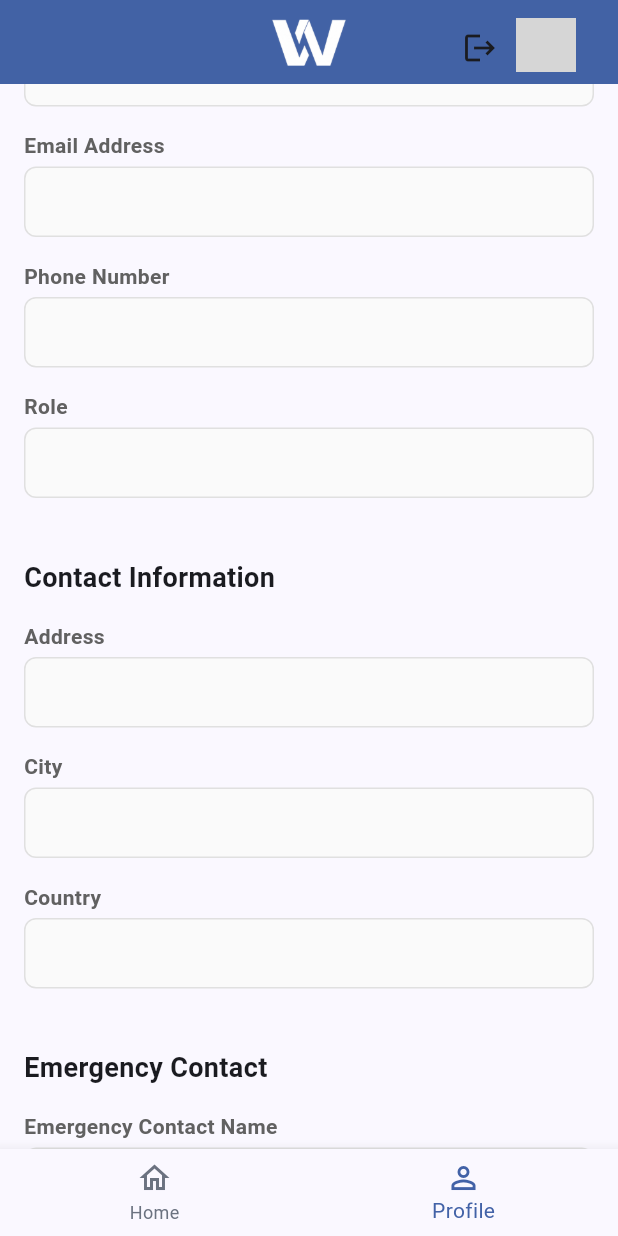
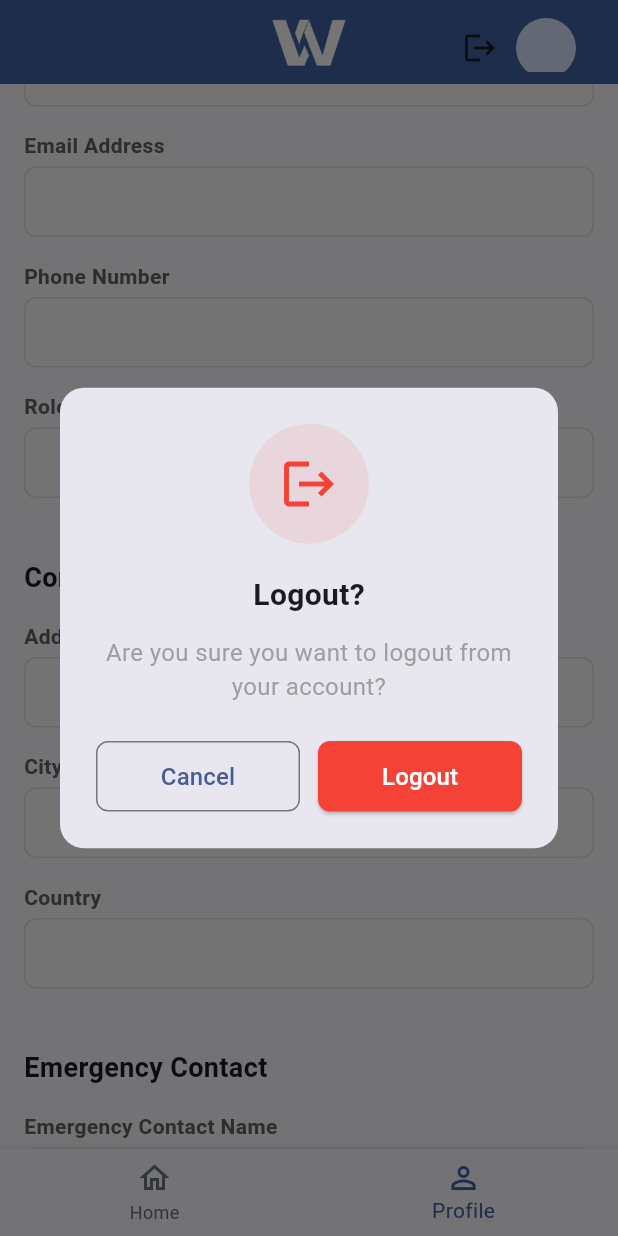
Before and after one commit to ArchipeSesanga/VeriWork-Mobile, a Flutter app: the DashboardScreen screen opened by its route, item 2 of the bottom bar chosen, scrolled down 576 dp, after a tap on the "logout" icon, on a phone screen of 412 x 824 dp. Run offline on Flutter 3.47's test engine with Material 3 defaults, Android fonts, the phone set to English and light mode, and no system bars; our stand-ins replace cloud_firestore, firebase_auth, firebase_core, image_picker, lottie, shared_preferences; missing offline and left inert: dart:html; accounts and stored records are empty; project files that could hold a hidden picture were left out; grey boxes are pictures that could not be loaded.

Commit message:
App Updates(Backend and a bit of frontend)
fixed the Firebase logout functionality to ensure proper session termination and complete sign-out from Firebase Auth.The customappbar fetches profile image from firestore it was applied across all screens.Improved the architecture to follow MVVM. Also added a dialog box that asks the user if he/she is sure they want to logout

```diff
--- a/lib/core/services/firebase_auth_service.dart
+++ b/lib/core/services/firebase_auth_service.dart
@@ -26,7 +26,8 @@ class AuthService {
   // ─────────────────────────────────────────────
   // 🔹 LOGOUT USER
   // ─────────────────────────────────────────────
-  Future<void> logOut() async {
+  // In your AuthService
+  Future<void> logout() async {
     await _firebaseAuth.signOut();
   }
 
--- a/lib/main.dart
+++ b/lib/main.dart
@@ -7,6 +7,7 @@ import 'package:veriwork_mobile/firebase_options.dart';
 import 'package:veriwork_mobile/core/utils/firebase.dart';
 import 'package:veriwork_mobile/viewmodels/auth_viewmodels/forgot_pass_viewmodel.dart';
 import 'package:veriwork_mobile/viewmodels/auth_viewmodels/login_viewmodel.dart';
+import 'package:veriwork_mobile/viewmodels/auth_viewmodels/logout_viewmodel.dart';
 import 'package:veriwork_mobile/viewmodels/dashboard_viewmodel.dart';
 
 void main() async {
@@ -27,12 +28,12 @@ class MyApp extends StatelessWidget {
         ChangeNotifierProvider(create: (_) => LoginViewModel()),
         ChangeNotifierProvider(create: (_) => ForgotPassViewModel()),
         ChangeNotifierProvider(create: (_) => DashboardViewModel()),
+        ChangeNotifierProvider(create: (_) => AuthViewModel()),
       ],
       child: MaterialApp(
         debugShowCheckedModeBanner: false,
         title: 'VeriWork',
         theme: AppTheme.lightTheme,
-
         onGenerateRoute: AppRoutes.routes,
         initialRoute: AppRoutes.onboarding,
         home: const _AuthGate(),
@@ -40,7 +41,6 @@ class MyApp extends StatelessWidget {
     );
   }
 }
-
 
 class _AuthGate extends StatelessWidget {
   const _AuthGate();
@@ -56,13 +56,11 @@ class _AuthGate extends StatelessWidget {
           );
         }
 
-
         if (snapshot.hasData) {
           WidgetsBinding.instance.addPostFrameCallback((_) {
             Navigator.of(context).pushReplacementNamed(AppRoutes.dashboard);
           });
         } else {
-
           WidgetsBinding.instance.addPostFrameCallback((_) {
             Navigator.of(context).pushReplacementNamed(AppRoutes.login);
           });
--- a/lib/viewmodels/auth_viewmodels/login_viewmodel.dart
+++ b/lib/viewmodels/auth_viewmodels/login_viewmodel.dart
@@ -106,7 +106,7 @@ class LoginViewModel extends ChangeNotifier {
     notifyListeners();
 
     try {
-      await _authService.logOut();
+      await _authService.logout();
       // TODO: Navigate back to login screen after logout
     } catch (e) {
       showInSnackBar(
--- a/lib/viewmodels/auth_viewmodels/logout_viewmodel.dart
+++ b/lib/viewmodels/auth_viewmodels/logout_viewmodel.dart
@@ -1,35 +1,138 @@
+import 'package:firebase_auth/firebase_auth.dart';
 import 'package:flutter/material.dart';
-// ignore: depend_on_referenced_packages
 import 'package:shared_preferences/shared_preferences.dart';
-import 'package:veriwork_mobile/views/pages/login_screen.dart';
+import 'package:veriwork_mobile/views/pages/welcome_page.dart';
 
 class AuthViewModel extends ChangeNotifier {
   bool _isLoading = false;
+  final FirebaseAuth _firebaseAuth = FirebaseAuth.instance;
 
   bool get isLoading => _isLoading;
+  Future<void> showLogoutConfirmation(BuildContext context) async {
+    return showDialog<void>(
+      context: context,
+      barrierDismissible: true,
+      builder: (BuildContext context) {
+        return Dialog(
+          shape:
+              RoundedRectangleBorder(borderRadius: BorderRadius.circular(16)),
+          child: Padding(
+            padding: const EdgeInsets.all(24),
+            child: Column(
+              mainAxisSize: MainAxisSize.min,
+              children: [
+                // Icon
+                Container(
+                  width: 80,
+                  height: 80,
+                  decoration: BoxDecoration(
+                    color: Colors.red.withOpacity(0.1),
+                    shape: BoxShape.circle,
+                  ),
+                  child: const Icon(
+                    Icons.logout,
+                    size: 40,
+                    color: Colors.red,
+                  ),
+                ),
+                const SizedBox(height: 20),
+
+                // Title
+                const Text(
+                  'Logout?',
+                  style: TextStyle(
+                    fontSize: 20,
+                    fontWeight: FontWeight.bold,
+                  ),
+                ),
+                const SizedBox(height: 12),
+
+                // Message
+                const Text(
+                  'Are you sure you want to logout from your account?',
+                  textAlign: TextAlign.center,
+                  style: TextStyle(
+                    fontSize: 16,
+                    color: Colors.grey,
+                  ),
+                ),
+                const SizedBox(height: 24),
+
+                // Buttons
+                Row(
+                  children: [
+                    // Cancel Button
+                    Expanded(
+                      child: OutlinedButton(
+                        onPressed: () => Navigator.of(context).pop(),
+                        style: OutlinedButton.styleFrom(
+                          padding: const EdgeInsets.symmetric(vertical: 12),
+                          shape: RoundedRectangleBorder(
+                            borderRadius: BorderRadius.circular(8),
+                          ),
+                        ),
+                        child: const Text(
+                          'Cancel',
+                          style: TextStyle(fontSize: 16),
+                        ),
+                      ),
+                    ),
+                    const SizedBox(width: 12),
+
+                    // Logout Button
+                    Expanded(
+                      child: ElevatedButton(
+                        onPressed: () {
+                          Navigator.of(context).pop();
+                          logoutUser(context);
+                        },
+                        style: ElevatedButton.styleFrom(
+                          backgroundColor: Colors.red,
+                          foregroundColor: Colors.white,
+                          padding: const EdgeInsets.symmetric(vertical: 12),
+                          shape: RoundedRectangleBorder(
+                            borderRadius: BorderRadius.circular(8),
+                          ),
+                        ),
+                        child: const Text(
+                          'Logout',
+                          style: TextStyle(fontSize: 16),
+                        ),
+                      ),
+                    ),
+                  ],
+                ),
+              ],
+            ),
+          ),
+        );
+      },
+    );
+  }
 
   Future<void> logoutUser(BuildContext context) async {
     try {
       _isLoading = true;
       notifyListeners();
 
-      // Clear stored authentication data
+      // 1. FIRST: Sign out from Firebase (most important!)
+      await _firebaseAuth.signOut();
+
+      // 2. THEN: Clear local storage
       final prefs = await SharedPreferences.getInstance();
-      await prefs.clear(); // or use prefs.remove('token') for specific keys
+      await prefs.clear();
 
       _isLoading = false;
       notifyListeners();
 
-      // Check if context is still valid
+      // 3. Navigate to welcome screen
       if (context.mounted) {
-        // Show logout message
         ScaffoldMessenger.of(context).showSnackBar(
           const SnackBar(content: Text('Logged out successfully')),
         );
 
-        // Navigate to login screen and clear navigation stack
         Navigator.of(context).pushAndRemoveUntil(
-          MaterialPageRoute(builder: (context) => const LoginScreen()),
+          MaterialPageRoute(builder: (context) => const WelcomeScreen()),
           (route) => false,
         );
       }
--- a/lib/views/employee/profile_view.dart
+++ b/lib/views/employee/profile_view.dart
@@ -1,6 +1,5 @@
 import 'package:flutter/material.dart';
 import 'package:provider/provider.dart';
-import 'package:veriwork_mobile/core/constants/routes.dart';
 import 'package:veriwork_mobile/viewmodels/auth_viewmodels/login_viewmodel.dart';
 import 'package:veriwork_mobile/viewmodels/dashboard_viewmodel.dart';
 import 'package:veriwork_mobile/views/pages/dashboard_screen.dart';
@@ -26,7 +25,6 @@ class _ProfileViewState extends State<ProfileView> {
 
   // LOGOUT
   Future<void> _logout() async {
-    print('VerificationPending to Logout to Login');
     final viewModel = Provider.of<LoginViewModel>(context, listen: false);
     await viewModel.logoutUser(context);
   }
@@ -40,8 +38,8 @@ class _ProfileViewState extends State<ProfileView> {
 
     return Scaffold(
       appBar: CustomAppBar(
-        onProfileTap: _logout,
-        profileImage: const AssetImage('assets/images/default_profile.png'),
+        onProfileTap:
+            _logout, // ✅ Uses new CustomAppBar without profileImage parameter
       ),
       body: vm.isLoading
           ? const Center(child: CircularProgressIndicator())
@@ -202,7 +200,9 @@ class _ProfileViewState extends State<ProfileView> {
                   padding: const EdgeInsets.all(16.0),
                   decoration: BoxDecoration(
                     color: _getStatusColor(profile?.verificationStatus)
-                        .withValues(alpha: 0.1),
+                        .withValues(
+                            alpha:
+                                0.1), // Fixed: changed withValues to withOpacity
                     borderRadius: BorderRadius.circular(8.0),
                     border: Border.all(
                       color: _getStatusColor(profile?.verificationStatus),
--- a/lib/views/employee/verification_pending_view.dart
+++ b/lib/views/employee/verification_pending_view.dart
@@ -34,8 +34,8 @@ class _VerificationPendingViewState extends State<VerificationPendingView> {
     return Scaffold(
       backgroundColor: Colors.white,
       appBar: CustomAppBar(
-        onProfileTap: _logout,
-        profileImage: const AssetImage('assets/images/default_profile.png'),
+        onProfileTap:
+            _logout, // ✅ Uses new CustomAppBar without profileImage parameter
       ),
       body: Padding(
         padding: const EdgeInsets.all(16.0),
--- a/lib/views/employee/verification_rejected.dart
+++ b/lib/views/employee/verification_rejected.dart
@@ -40,8 +40,8 @@ class _VerificationRejectedViewState extends State<VerificationRejectedView> {
     return Scaffold(
       backgroundColor: Colors.white,
       appBar: CustomAppBar(
-        onProfileTap: _logout,
-        profileImage: const AssetImage('assets/images/default_profile.png'),
+        onProfileTap:
+            _logout, // Uses new CustomAppBar without profileImage parameter
       ),
       body: Padding(
         padding: const EdgeInsets.all(16.0),
--- a/lib/views/employee/verification_successful_view.dart
+++ b/lib/views/employee/verification_successful_view.dart
@@ -43,8 +43,8 @@ class _VerificationSuccessfulViewState
     return Scaffold(
       backgroundColor: Colors.white,
       appBar: CustomAppBar(
-        onProfileTap: _logout,
-        profileImage: const AssetImage('assets/images/default_profile.png'),
+        onProfileTap:
+            _logout, // ✅ Uses new CustomAppBar without profileImage parameter
       ),
       body: Padding(
         padding: const EdgeInsets.all(16.0),
--- a/lib/views/pages/dashboard_screen.dart
+++ b/lib/views/pages/dashboard_screen.dart
@@ -47,8 +47,8 @@ class _DashboardScreenState extends State<DashboardScreen> {
 
         return Scaffold(
           appBar: CustomAppBar(
-            onProfileTap: _logout,
-            profileImage: const AssetImage('assets/images/default_profile.png'),
+            onProfileTap:
+                _logout, // ✅ Uses new CustomAppBar without profileImage parameter
           ),
           body: SafeArea(
             child: vm.isLoading
@@ -170,7 +170,9 @@ class _DashboardScreenState extends State<DashboardScreen> {
                             padding: EdgeInsets.symmetric(
                                 horizontal: 12, vertical: 6 * textScale),
                             decoration: BoxDecoration(
-                              color: Colors.orangeAccent.withValues(alpha: 0.2),
+                              color: Colors.orangeAccent.withValues(
+                                  alpha:
+                                      0.2), // Fixed: changed withValues to withOpacity
                               border: Border.all(
                                   color: Colors.orangeAccent, width: 1),
                               borderRadius: BorderRadius.circular(20),
--- a/lib/views/pages/selfie_verification_page.dart
+++ b/lib/views/pages/selfie_verification_page.dart
@@ -113,8 +113,8 @@ class _SelfiePageState extends State<SelfiePage> {
     return Scaffold(
       backgroundColor: Colors.white,
       appBar: CustomAppBar(
-        onProfileTap: _logout,
-        profileImage: const AssetImage('assets/images/default_profile.png'),
+        onProfileTap:
+            _logout, // ✅ Uses new CustomAppBar without profileImage parameter
       ),
       body: Padding(
         padding: const EdgeInsets.symmetric(horizontal: 24, vertical: 20),
--- a/lib/widgets/custom_appbar.dart
+++ b/lib/widgets/custom_appbar.dart
@@ -1,23 +1,32 @@
 import 'package:flutter/material.dart';
 import 'package:provider/provider.dart';
 import 'package:veriwork_mobile/core/constants/app_colours.dart';
-import 'package:veriwork_mobile/viewmodels/auth_viewmodels/login_viewmodel.dart';
+import 'package:veriwork_mobile/viewmodels/auth_viewmodels/logout_viewmodel.dart';
+import 'package:veriwork_mobile/viewmodels/dashboard_viewmodel.dart'; // Use DashboardViewModel to get profile
 
 class CustomAppBar extends StatelessWidget implements PreferredSizeWidget {
   final VoidCallback onProfileTap;
-  final ImageProvider<Object> profileImage;
 
   const CustomAppBar({
     super.key,
     required this.onProfileTap,
-    required this.profileImage,
   });
 
   @override
   Widget build(BuildContext context) {
-    final viewModel = Provider.of<LoginViewModel>(context, listen: false);
+    final dashboardVm = Provider.of<DashboardViewModel>(context,
+        listen: true); //  Listen to changes
+    final authViewModel = Provider.of<AuthViewModel>(context, listen: false);
     final screenWidth = MediaQuery.of(context).size.width;
     final isTablet = screenWidth > 600;
+
+    final profile = dashboardVm.userProfile;
+
+    //  Dynamic profile image
+    final ImageProvider profileImage =
+        profile?.imageUrl != null && profile!.imageUrl!.isNotEmpty
+            ? NetworkImage(profile.imageUrl!) as ImageProvider
+            : const AssetImage('assets/images/default_profile.png');
 
     return AppBar(
       backgroundColor: AppColors.primary,
@@ -39,14 +48,15 @@ class CustomAppBar extends StatelessWidget implements PreferredSizeWidget {
               children: [
                 IconButton(
                   icon: const Icon(Icons.logout),
-                  onPressed: () => viewModel.logoutUser(context),
+                  onPressed: () =>
+                      authViewModel.showLogoutConfirmation(context),
                   tooltip: 'Logout',
                 ),
                 GestureDetector(
                   onTap: onProfileTap,
                   child: CircleAvatar(
                     radius: isTablet ? 26 : 20,
-                    backgroundImage: profileImage,
+                    backgroundImage: profileImage, //  Now uses dynamic image
                   ),
                 ),
                 SizedBox(width: isTablet ? 20 : 12),
```
